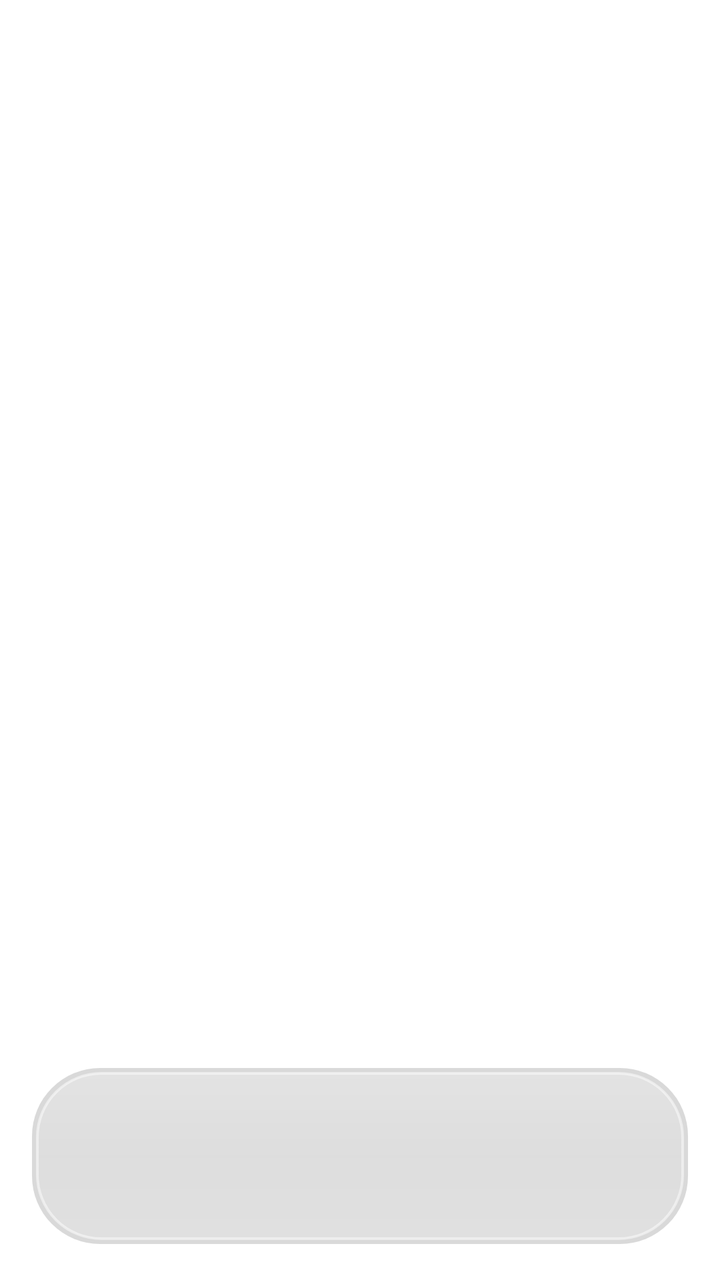
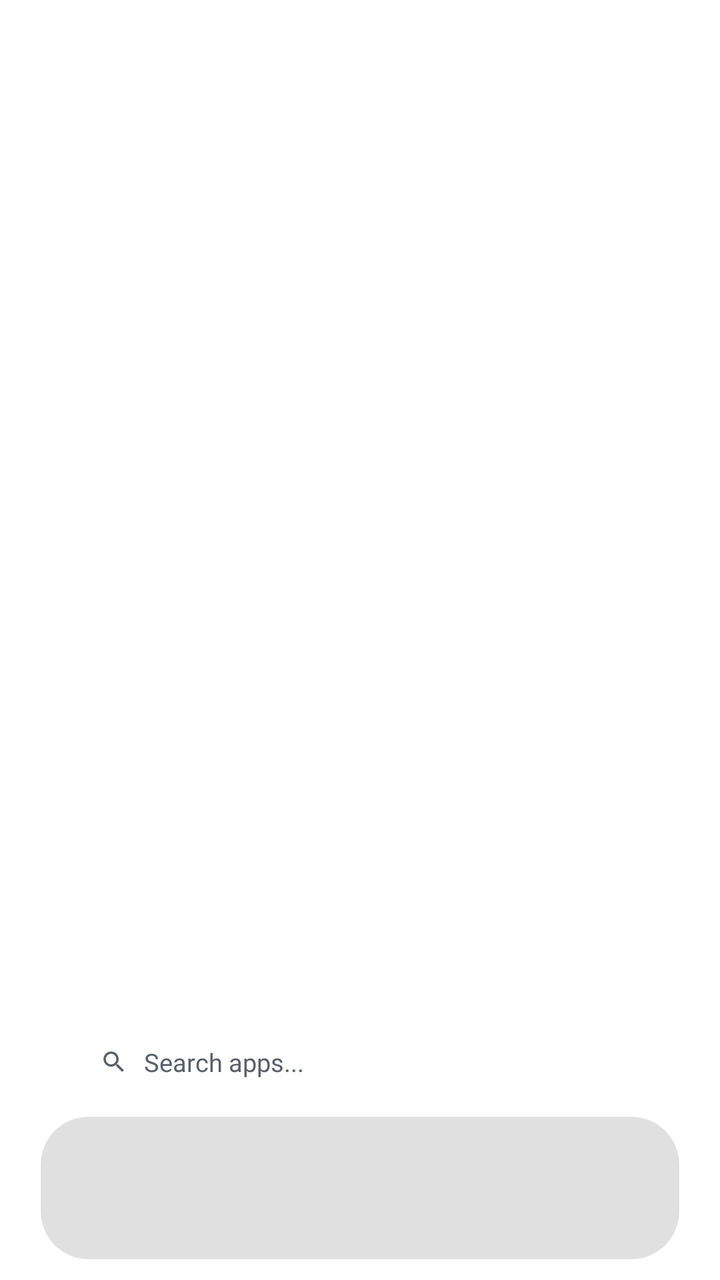

Two renders of the same Android screen: before a commit and after it. Below are the layout's source before the change and the commit's diff.
<!-- AndroidManifest.xml: application theme Theme.LiquidGlassHome -->
<!-- res/layout/activity_main.xml -->
<?xml version="1.0" encoding="utf-8"?>
<RelativeLayout xmlns:android="http://schemas.android.com/apk/res/android"
    xmlns:tools="http://schemas.android.com/tools"
    android:id="@+id/root_layout"
    android:layout_width="match_parent"
    android:layout_height="match_parent"
    android:background="@android:color/transparent"
    tools:context=".MainActivity">

    
    <ImageView
        android:id="@+id/unlock_blur_overlay"
        android:layout_width="match_parent"
        android:layout_height="match_parent"
        android:scaleType="centerCrop"
        android:visibility="gone" />

    
    <androidx.recyclerview.widget.RecyclerView
        android:id="@+id/horizontal_pager"
        android:layout_width="match_parent"
        android:layout_height="match_parent"
        android:paddingBottom="125dp"
        android:clipToPadding="false"
        android:overScrollMode="never" />

    
    <LinearLayout
        android:id="@+id/indicator_container"
        android:layout_width="wrap_content"
        android:layout_height="wrap_content"
        android:layout_above="@id/dock_container"
        android:layout_centerHorizontal="true"
        android:layout_marginBottom="10dp"
        android:gravity="center"
        android:orientation="vertical">

        
        <LinearLayout
            android:id="@+id/dots_container"
            android:layout_width="wrap_content"
            android:layout_height="wrap_content"
            android:orientation="horizontal"
            android:gravity="center"
            android:padding="4dp" />

        
        <LinearLayout
            android:id="@+id/btn_search_pill"
            android:layout_width="wrap_content"
            android:layout_height="@dimen/search_pill_height"
            android:layout_marginTop="3dp"
            android:background="@drawable/glass_pill_search"
            android:gravity="center"
            android:paddingStart="12dp"
            android:paddingEnd="12dp"
            android:clickable="true"
            android:focusable="true">

            <ImageView
                android:layout_width="13dp"
                android:layout_height="13dp"
                android:src="@drawable/ic_search"
                android:contentDescription="Search Icon" />

            <TextView
                android:layout_width="wrap_content"
                android:layout_height="wrap_content"
                android:layout_marginStart="5dp"
                android:text="Search"
                android:textColor="@color/text_primary"
                android:textSize="12sp"
                android:fontFamily="sans-serif-medium" />
        </LinearLayout>
    </LinearLayout>

    
    <FrameLayout
        android:id="@+id/dock_container"
        android:layout_width="match_parent"
        android:layout_height="wrap_content"
        android:layout_alignParentBottom="true"
        android:paddingStart="@dimen/dock_margin"
        android:paddingEnd="@dimen/dock_margin"
        android:paddingBottom="@dimen/dock_bottom_margin">

        <LinearLayout
            android:id="@+id/glass_dock"
            android:layout_width="match_parent"
            android:layout_height="@dimen/dock_height"
            android:background="@drawable/glass_dock_bg"
            android:orientation="horizontal"
            android:gravity="center"
            android:paddingStart="12dp"
            android:paddingEnd="12dp">

            <androidx.recyclerview.widget.RecyclerView
                android:id="@+id/recycler_dock"
                android:layout_width="match_parent"
                android:layout_height="match_parent"
                android:clipToPadding="false"
                android:overScrollMode="never" />
        </LinearLayout>
    </FrameLayout>

    
    <RelativeLayout
        android:id="@+id/spotlight_overlay"
        android:layout_width="match_parent"
        android:layout_height="match_parent"
        android:background="@color/ios_search_overlay_bg"
        android:clickable="true"
        android:focusable="true"
        android:visibility="gone">

        
        <LinearLayout
            android:id="@+id/spotlight_header"
            android:layout_width="match_parent"
            android:layout_height="wrap_content"
            android:orientation="horizontal"
            android:gravity="center_vertical"
            android:paddingStart="16dp"
            android:paddingEnd="16dp"
            android:paddingTop="36dp"
            android:paddingBottom="12dp">

            <LinearLayout
                android:layout_width="0dp"
                android:layout_height="@dimen/spotlight_input_height"
                android:layout_weight="1"
                android:background="@drawable/glass_search_input_bg"
                android:gravity="center_vertical"
                android:paddingStart="14dp"
                android:paddingEnd="14dp">

                <ImageView
                    android:layout_width="18dp"
                    android:layout_height="18dp"
                    android:src="@drawable/ic_search"
                    android:contentDescription="Search Icon" />

                <EditText
                    android:id="@+id/spotlight_search_input"
                    android:layout_width="0dp"
                    android:layout_height="match_parent"
                    android:layout_weight="1"
                    android:layout_marginStart="8dp"
                    android:background="@null"
                    android:hint="Search apps..."
                    android:textColorHint="@color/text_muted"
                    android:textColor="@color/text_primary"
                    android:textSize="15sp"
                    android:inputType="text"
                    android:maxLines="1"
                    android:imeOptions="actionSearch" />
            </LinearLayout>

            <TextView
                android:id="@+id/btn_cancel_search"
                android:layout_width="wrap_content"
                android:layout_height="wrap_content"
                android:layout_marginStart="14dp"
                android:text="Cancel"
                android:textColor="@color/ios_blue"
                android:textSize="16sp"
                android:fontFamily="sans-serif-medium"
                android:clickable="true"
                android:focusable="true"
                android:background="?android:attr/selectableItemBackgroundBorderless" />
        </LinearLayout>

        
        <androidx.recyclerview.widget.RecyclerView
            android:id="@+id/recycler_search_results"
            android:layout_width="match_parent"
            android:layout_height="match_parent"
            android:layout_below="@id/spotlight_header"
            android:paddingStart="16dp"
            android:paddingEnd="16dp"
            android:paddingBottom="24dp"
            android:clipToPadding="false"
            android:overScrollMode="never" />

    </RelativeLayout>

</RelativeLayout>
<!-- resources referenced by this layout -->
<resources>
  <color name="ios_blue">#007AFF</color>
  <color name="ios_search_overlay_bg">#B30A0E14</color>
  <color name="text_muted">#8AFFFFFF</color>
  <color name="text_primary">#FFFFFFFF</color>
  <dimen name="dock_bottom_margin">18dp</dimen>
  <dimen name="dock_height">88dp</dimen>
  <dimen name="dock_margin">16dp</dimen>
  <dimen name="search_pill_height">30dp</dimen>
  <dimen name="spotlight_input_height">46dp</dimen>
  <!-- drawable glass_dock_bg (drawable) -->
  <?xml version="1.0" encoding="utf-8"?>
  <layer-list xmlns:android="http://schemas.android.com/apk/res/android">
      
      <item>
          <shape android:shape="rectangle">
              <corners android:radius="34dp" />
              <solid android:color="#26000000" />
              <padding
                  android:left="2dp"
                  android:top="2dp"
                  android:right="2dp"
                  android:bottom="2dp" />
          </shape>
      </item>
  
      
      <item>
          <shape android:shape="rectangle">
              <corners android:radius="32dp" />
              <gradient
                  android:angle="90"
                  android:startColor="#33FFFFFF"
                  android:centerColor="#20FFFFFF"
                  android:endColor="#45FFFFFF"
                  android:type="linear" />
              <stroke
                  android:width="1.4dp"
                  android:color="#80FFFFFF" />
          </shape>
      </item>
  </layer-list>
  <!-- drawable glass_pill_search (drawable) -->
  <?xml version="1.0" encoding="utf-8"?>
  <shape xmlns:android="http://schemas.android.com/apk/res/android"
      android:shape="rectangle">
      <corners android:radius="15dp" />
      <solid android:color="#35FFFFFF" />
      <stroke
          android:width="1dp"
          android:color="#60FFFFFF" />
  </shape>
  <!-- drawable glass_search_input_bg (drawable) -->
  <?xml version="1.0" encoding="utf-8"?>
  <shape xmlns:android="http://schemas.android.com/apk/res/android"
      android:shape="rectangle">
      <corners android:radius="23dp" />
      <solid android:color="#40FFFFFF" />
      <stroke
          android:width="1.2dp"
          android:color="#77FFFFFF" />
  </shape>
  <!-- drawable ic_search (drawable) -->
  <vector xmlns:android="http://schemas.android.com/apk/res/android"
      android:width="24dp"
      android:height="24dp"
      android:viewportWidth="24"
      android:viewportHeight="24">
    <path
        android:fillColor="#FFFFFFFF"
        android:pathData="M15.5,14h-0.79l-0.28,-0.27C15.41,12.59 16,11.11 16,9.5 16,5.91 13.09,3 9.5,3S3,5.91 3,9.5 5.91,16 9.5,16c1.61,0 3.09,-0.59 4.23,-1.57l0.27,0.28v0.79l5,4.99L20.49,19l-4.99,-5zM9.5,14C7.01,14 5,11.99 5,9.5S7.01,5 9.5,5 14,7.01 14,9.5 11.99,14 9.5,14z"/>
  </vector>
  <style name="Theme.LiquidGlassHome" parent="Theme.AppCompat.NoActionBar">
          <item name="android:windowShowWallpaper">true</item>
          <item name="android:windowBackground">@android:color/transparent</item>
          <item name="android:colorBackgroundCacheHint">@null</item>
          <item name="android:windowTranslucentStatus">true</item>
          <item name="android:windowTranslucentNavigation">true</item>
          <item name="android:statusBarColor">@android:color/transparent</item>
          <item name="android:navigationBarColor">@android:color/transparent</item>
          <item name="android:windowAnimationStyle">@android:style/Animation</item>
      </style>
</resources>

<!-- the commit's change to res/layout/activity_main.xml (unified diff, before → after) -->
@@ -20,19 +20,19 @@
         android:id="@+id/horizontal_pager"
         android:layout_width="match_parent"
         android:layout_height="match_parent"
-        android:paddingBottom="125dp"
+        android:paddingBottom="135dp"
         android:clipToPadding="false"
         android:overScrollMode="never" />
 
     
     <LinearLayout
         android:id="@+id/indicator_container"
-        android:layout_width="wrap_content"
+        android:layout_width="match_parent"
         android:layout_height="wrap_content"
         android:layout_above="@id/dock_container"
         android:layout_centerHorizontal="true"
-        android:layout_marginBottom="10dp"
-        android:gravity="center"
+        android:layout_marginBottom="8dp"
+        android:gravity="center_horizontal"
         android:orientation="vertical">
 
         
@@ -42,35 +42,40 @@
             android:layout_height="wrap_content"
             android:orientation="horizontal"
             android:gravity="center"
-            android:padding="4dp" />
+            android:padding="3dp" />
 
         
         <LinearLayout
             android:id="@+id/btn_search_pill"
-            android:layout_width="wrap_content"
+            android:layout_width="match_parent"
             android:layout_height="@dimen/search_pill_height"
-            android:layout_marginTop="3dp"
+            android:layout_marginStart="@dimen/search_pill_margin_horiz"
+            android:layout_marginEnd="@dimen/search_pill_margin_horiz"
+            android:layout_marginTop="5dp"
             android:background="@drawable/glass_pill_search"
-            android:gravity="center"
-            android:paddingStart="12dp"
-            android:paddingEnd="12dp"
+            android:gravity="center_vertical"
+            android:paddingStart="14dp"
+            android:paddingEnd="14dp"
             android:clickable="true"
             android:focusable="true">
 
             <ImageView
-                android:layout_width="13dp"
-                android:layout_height="13dp"
+                android:id="@+id/search_icon_view"
+                android:layout_width="14dp"
+                android:layout_height="14dp"
                 android:src="@drawable/ic_search"
+                android:tint="@color/text_muted"
                 android:contentDescription="Search Icon" />
 
             <TextView
+                android:id="@+id/search_hint_text"
                 android:layout_width="wrap_content"
                 android:layout_height="wrap_content"
-                android:layout_marginStart="5dp"
-                android:text="Search"
-                android:textColor="@color/text_primary"
-                android:textSize="12sp"
-                android:fontFamily="sans-serif-medium" />
+                android:layout_marginStart="8dp"
+                android:text="Search apps..."
+                android:textColor="@color/text_muted"
+                android:textSize="12.5sp"
+                android:fontFamily="sans-serif" />
         </LinearLayout>
     </LinearLayout>
 
@@ -91,8 +96,8 @@
             android:background="@drawable/glass_dock_bg"
             android:orientation="horizontal"
             android:gravity="center"
-            android:paddingStart="12dp"
-            android:paddingEnd="12dp">
+            android:paddingStart="6dp"
+            android:paddingEnd="6dp">
 
             <androidx.recyclerview.widget.RecyclerView
                 android:id="@+id/recycler_dock"
@@ -108,7 +113,7 @@
         android:id="@+id/spotlight_overlay"
         android:layout_width="match_parent"
         android:layout_height="match_parent"
-        android:background="@color/ios_search_overlay_bg"
+        android:background="@color/search_overlay_dark"
         android:clickable="true"
         android:focusable="true"
         android:visibility="gone">
@@ -135,9 +140,10 @@
                 android:paddingEnd="14dp">
 
                 <ImageView
-                    android:layout_width="18dp"
-                    android:layout_height="18dp"
+                    android:layout_width="16dp"
+                    android:layout_height="16dp"
                     android:src="@drawable/ic_search"
+                    android:tint="@color/text_muted"
                     android:contentDescription="Search Icon" />
 
                 <EditText
@@ -150,7 +156,7 @@
                     android:hint="Search apps..."
                     android:textColorHint="@color/text_muted"
                     android:textColor="@color/text_primary"
-                    android:textSize="15sp"
+                    android:textSize="14.5sp"
                     android:inputType="text"
                     android:maxLines="1"
                     android:imeOptions="actionSearch" />
@@ -162,8 +168,8 @@
                 android:layout_height="wrap_content"
                 android:layout_marginStart="14dp"
                 android:text="Cancel"
-                android:textColor="@color/ios_blue"
-                android:textSize="16sp"
+                android:textColor="@color/accent_blue"
+                android:textSize="15sp"
                 android:fontFamily="sans-serif-medium"
                 android:clickable="true"
                 android:focusable="true"
<!-- resource entries referenced after the edit -->
@@ -1,65 +1,44 @@
 <!-- resources referenced by this layout -->
 <resources>
-  <color name="ios_blue">#007AFF</color>
-  <color name="ios_search_overlay_bg">#B30A0E14</color>
-  <color name="text_muted">#8AFFFFFF</color>
-  <color name="text_primary">#FFFFFFFF</color>
-  <dimen name="dock_bottom_margin">18dp</dimen>
-  <dimen name="dock_height">88dp</dimen>
-  <dimen name="dock_margin">16dp</dimen>
-  <dimen name="search_pill_height">30dp</dimen>
-  <dimen name="spotlight_input_height">46dp</dimen>
+  <color name="accent_blue">#58A6FF</color>
+  <color name="search_overlay_dark">#E60D1117</color>
+  <color name="text_muted">#57606A</color>
+  <color name="text_primary">#E6EDF3</color>
+  <dimen name="dock_bottom_margin">10dp</dimen>
+  <dimen name="dock_height">72dp</dimen>
+  <dimen name="dock_margin">20dp</dimen>
+  <dimen name="search_pill_height">38dp</dimen>
+  <dimen name="search_pill_margin_horiz">36dp</dimen>
+  <dimen name="spotlight_input_height">44dp</dimen>
   <!-- drawable glass_dock_bg (drawable) -->
   <?xml version="1.0" encoding="utf-8"?>
-  <layer-list xmlns:android="http://schemas.android.com/apk/res/android">
-      
-      <item>
-          <shape android:shape="rectangle">
-              <corners android:radius="34dp" />
-              <solid android:color="#26000000" />
-              <padding
-                  android:left="2dp"
-                  android:top="2dp"
-                  android:right="2dp"
-                  android:bottom="2dp" />
-          </shape>
-      </item>
-  
-      
-      <item>
-          <shape android:shape="rectangle">
-              <corners android:radius="32dp" />
-              <gradient
-                  android:angle="90"
-                  android:startColor="#33FFFFFF"
-                  android:centerColor="#20FFFFFF"
-                  android:endColor="#45FFFFFF"
-                  android:type="linear" />
-              <stroke
-                  android:width="1.4dp"
-                  android:color="#80FFFFFF" />
-          </shape>
-      </item>
-  </layer-list>
+  <shape xmlns:android="http://schemas.android.com/apk/res/android"
+      android:shape="rectangle">
+      <corners android:radius="@dimen/dock_radius" />
+      <solid android:color="@color/surface_dark_fill" />
+      <stroke
+          android:width="0.75dp"
+          android:color="@color/surface_dark_stroke" />
+  </shape>
   <!-- drawable glass_pill_search (drawable) -->
   <?xml version="1.0" encoding="utf-8"?>
   <shape xmlns:android="http://schemas.android.com/apk/res/android"
       android:shape="rectangle">
-      <corners android:radius="15dp" />
-      <solid android:color="#35FFFFFF" />
+      <corners android:radius="@dimen/search_pill_radius" />
+      <solid android:color="@color/search_pill_bg" />
       <stroke
-          android:width="1dp"
-          android:color="#60FFFFFF" />
+          android:width="0.75dp"
+          android:color="@color/search_pill_stroke" />
   </shape>
   <!-- drawable glass_search_input_bg (drawable) -->
   <?xml version="1.0" encoding="utf-8"?>
   <shape xmlns:android="http://schemas.android.com/apk/res/android"
       android:shape="rectangle">
-      <corners android:radius="23dp" />
-      <solid android:color="#40FFFFFF" />
+      <corners android:radius="@dimen/spotlight_input_radius" />
+      <solid android:color="@color/search_input_dark" />
       <stroke
-          android:width="1.2dp"
-          android:color="#77FFFFFF" />
+          android:width="0.75dp"
+          android:color="@color/surface_dark_stroke" />
   </shape>
   <!-- drawable ic_search (drawable) -->
   <vector xmlns:android="http://schemas.android.com/apk/res/android"
@@ -81,5 +60,13 @@
           <item name="android:navigationBarColor">@android:color/transparent</item>
           <item name="android:windowAnimationStyle">@android:style/Animation</item>
       </style>
+  <dimen name="dock_radius">24dp</dimen>
+  <color name="surface_dark_fill">#22161B22</color>
+  <color name="surface_dark_stroke">#24FFFFFF</color>
+  <dimen name="search_pill_radius">19dp</dimen>
+  <color name="search_pill_bg">#20FFFFFF</color>
+  <color name="search_pill_stroke">#26FFFFFF</color>
+  <dimen name="spotlight_input_radius">22dp</dimen>
+  <color name="search_input_dark">#2E1E2430</color>
 </resources>
 
